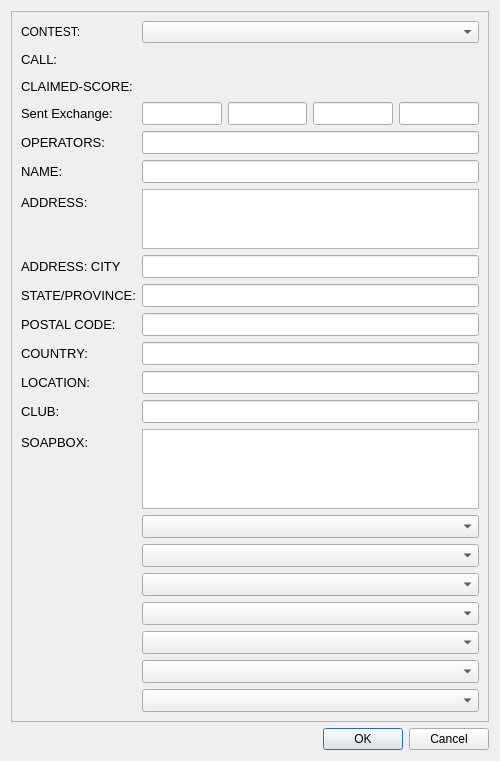
This is so2sdr/cabrillo.ui in n4ogw/so2sdr as Qt 5 draws it before an edit. The edited form follows.
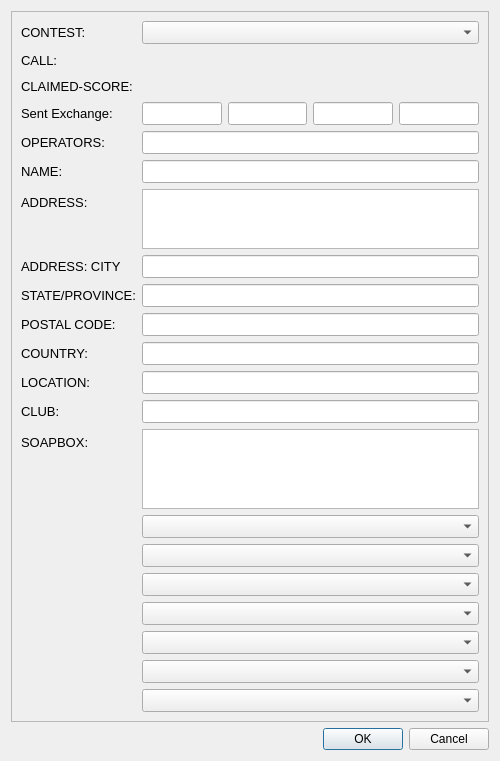
This is the edited form.

```diff
--- a/so2sdr/cabrillo.ui
+++ b/so2sdr/cabrillo.ui
@@ -36,8 +36,8 @@
        <rect>
         <x>0</x>
         <y>0</y>
-        <width>463</width>
-        <height>731</height>
+        <width>480</width>
+        <height>714</height>
        </rect>
       </property>
       <layout class="QVBoxLayout" name="verticalLayout_2">
@@ -48,13 +48,26 @@
          </property>
          <item row="0" column="0">
           <widget class="QLabel" name="label_11">
+           <property name="font">
+            <font>
+             <family>Liberation Sans</family>
+             <pointsize>10</pointsize>
+            </font>
+           </property>
            <property name="text">
             <string>CONTEST:</string>
            </property>
           </widget>
          </item>
          <item row="0" column="1">
-          <widget class="QComboBox" name="comboBoxContestName"/>
+          <widget class="QComboBox" name="comboBoxContestName">
+           <property name="font">
+            <font>
+             <family>Liberation Sans</family>
+             <pointsize>10</pointsize>
+            </font>
+           </property>
+          </widget>
          </item>
          <item row="1" column="0">
           <widget class="QLabel" name="label_2">
@@ -380,6 +393,12 @@
          </item>
          <item row="14" column="0">
           <widget class="QLabel" name="labelCabrillo1">
+           <property name="font">
+            <font>
+             <family>Liberation Sans</family>
+             <pointsize>10</pointsize>
+            </font>
+           </property>
            <property name="text">
             <string/>
            </property>
@@ -396,6 +415,12 @@
          </item>
          <item row="15" column="0">
           <widget class="QLabel" name="labelCabrillo2">
+           <property name="font">
+            <font>
+             <family>Liberation Sans</family>
+             <pointsize>10</pointsize>
+            </font>
+           </property>
            <property name="text">
             <string/>
            </property>
@@ -412,6 +437,12 @@
          </item>
          <item row="16" column="0">
           <widget class="QLabel" name="labelCabrillo3">
+           <property name="font">
+            <font>
+             <family>Liberation Sans</family>
+             <pointsize>10</pointsize>
+            </font>
+           </property>
            <property name="text">
             <string/>
            </property>
@@ -428,6 +459,12 @@
          </item>
          <item row="17" column="0">
           <widget class="QLabel" name="labelCabrillo4">
+           <property name="font">
+            <font>
+             <family>Liberation Sans</family>
+             <pointsize>10</pointsize>
+            </font>
+           </property>
            <property name="text">
             <string/>
            </property>
@@ -444,6 +481,12 @@
          </item>
          <item row="18" column="0">
           <widget class="QLabel" name="labelCabrillo5">
+           <property name="font">
+            <font>
+             <family>Liberation Sans</family>
+             <pointsize>10</pointsize>
+            </font>
+           </property>
            <property name="text">
             <string/>
            </property>
@@ -460,6 +503,12 @@
          </item>
          <item row="19" column="0">
           <widget class="QLabel" name="labelCabrillo6">
+           <property name="font">
+            <font>
+             <family>Liberation Sans</family>
+             <pointsize>10</pointsize>
+            </font>
+           </property>
            <property name="text">
             <string/>
            </property>
@@ -476,6 +525,12 @@
          </item>
          <item row="20" column="0">
           <widget class="QLabel" name="labelCabrillo7">
+           <property name="font">
+            <font>
+             <family>Liberation Sans</family>
+             <pointsize>10</pointsize>
+            </font>
+           </property>
            <property name="text">
             <string/>
            </property>
```
